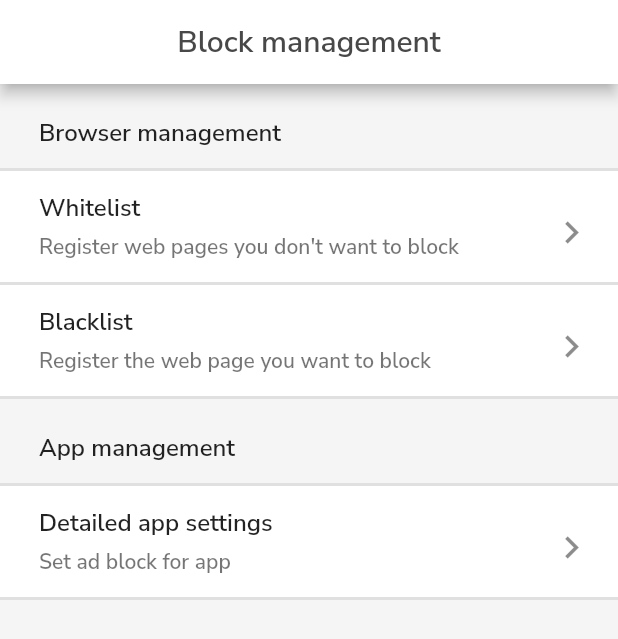
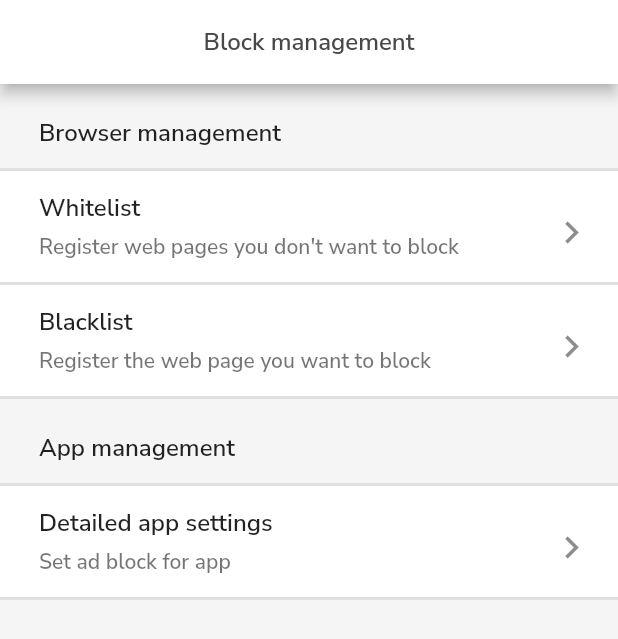
Before and after one commit to clydegold8/simple-flutter-app, a Flutter app: the BlockManagementMenu screen opened by its route, on a phone screen of 412 x 824 dp. Shown: the top 639 px of the screen. Run offline on Flutter 3.47's test engine with Material 2 defaults, Android fonts, the phone set to English and light mode, and no system bars; our stand-ins replace flutter_riverpod, flutter_svg; missing offline and left inert: widgetbook, widgetbook_annotation; generated files the repository leaves out were written again.

Commit message:
kblock55-72 fixed UI issues

```diff
--- a/lib/src/common_widgets/screens/block-management-menu.dart
+++ b/lib/src/common_widgets/screens/block-management-menu.dart
@@ -22,7 +22,9 @@ class BlockManagementMenu extends ConsumerWidget {
         foregroundColor: KBlockColors.foregroundColor,
         title: Center(
             child: Text(
-                AppLocalizations.of(context)?.block_management ?? 'ブロック管理')),
+                AppLocalizations.of(context)?.block_management ?? 'ブロック管理',
+                style: const TextStyle(
+                    fontWeight: FontWeight.bold, fontSize: 16))),
         automaticallyImplyLeading: false,
       ),
       body: ListView(
--- a/lib/src/features/blacklist/presentation/blacklist_widget.dart
+++ b/lib/src/features/blacklist/presentation/blacklist_widget.dart
@@ -12,7 +12,7 @@ Widget blackListWidget(BuildContext context, WidgetRef ref) {
       automaticallyImplyLeading: false,
       leading: IconButton(
           onPressed: () => ref.read(widgetPathProvider.notifier).state = 1,
-          icon: const Icon(Icons.arrow_back_ios, size: 30)),
+          icon: const Icon(Icons.arrow_back_ios, size: 25)),
       backgroundColor: KBlockColors.white,
       foregroundColor: KBlockColors.foregroundColor,
       title: Center(
```
